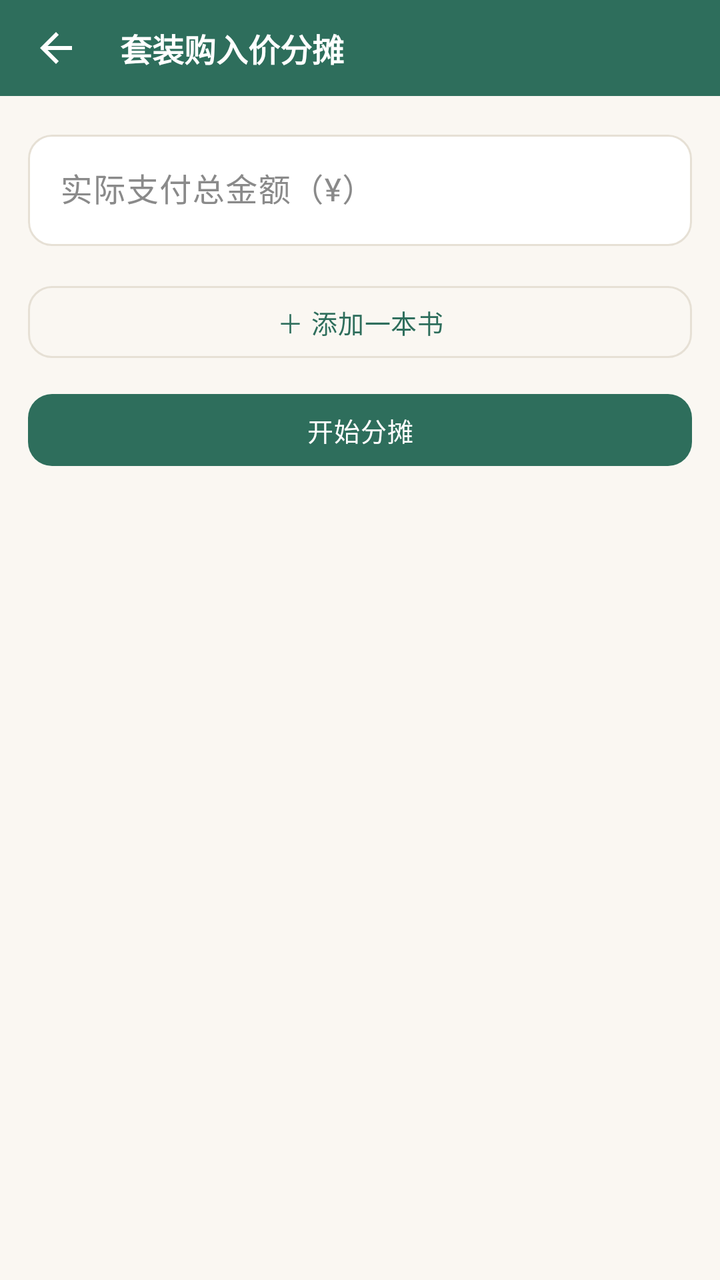
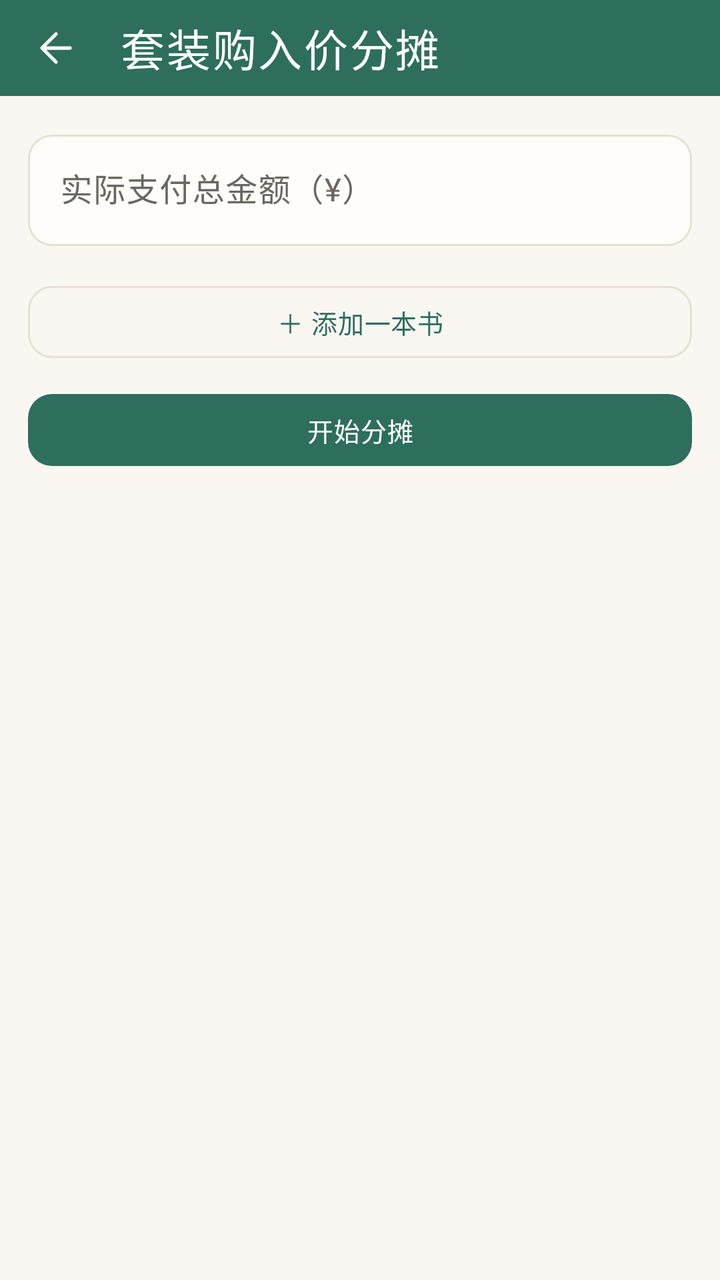

An Android layout rendered at two revisions. The XML below is the earlier revision; the diff shows what the commit changed to produce the second picture.
<!-- AndroidManifest.xml: application theme Theme.Bookshelf -->
<!-- res/layout/activity_split.xml -->
<?xml version="1.0" encoding="utf-8"?>
<LinearLayout xmlns:android="http://schemas.android.com/apk/res/android"
    xmlns:app="http://schemas.android.com/apk/res-auto"
    android:layout_width="match_parent"
    android:layout_height="match_parent"
    android:orientation="vertical">

    <com.google.android.material.appbar.MaterialToolbar
        android:id="@+id/toolbar"
        style="@style/Widget.Bookshelf.Toolbar"
        android:layout_width="match_parent"
        android:layout_height="@dimen/toolbar_h"
        app:navigationIcon="@drawable/ic_back"
        app:title="套装购入价分摊" />

    <androidx.core.widget.NestedScrollView
        android:layout_width="match_parent"
        android:layout_height="0dp"
        android:layout_weight="1">

        <LinearLayout
            android:layout_width="match_parent"
            android:layout_height="wrap_content"
            android:orientation="vertical"
            android:padding="14dp">

            
            <com.google.android.material.textfield.TextInputLayout
                android:layout_width="match_parent"
                android:layout_height="wrap_content"
                android:hint="实际支付总金额（¥）">

                <com.google.android.material.textfield.TextInputEditText
                    android:id="@+id/et_total_paid"
                    android:layout_width="match_parent"
                    android:layout_height="wrap_content"
                    android:inputType="numberDecimal" />
            </com.google.android.material.textfield.TextInputLayout>

            
            <LinearLayout
                android:id="@+id/container_books"
                android:layout_width="match_parent"
                android:layout_height="wrap_content"
                android:layout_marginTop="8dp"
                android:orientation="vertical" />

            <com.google.android.material.button.MaterialButton
                android:id="@+id/btn_add_book"
                style="@style/Widget.Bookshelf.Button.Outlined"
                android:layout_width="match_parent"
                android:layout_height="wrap_content"
                android:layout_marginTop="8dp"
                android:text="＋ 添加一本书" />

            <com.google.android.material.button.MaterialButton
                android:id="@+id/btn_compute"
                android:layout_width="match_parent"
                android:layout_height="wrap_content"
                android:layout_marginTop="10dp"
                android:text="开始分摊" />

            
            <TextView
                android:id="@+id/tv_result_label"
                android:layout_width="wrap_content"
                android:layout_height="wrap_content"
                android:layout_marginTop="14dp"
                android:text="分摊结果"
                android:textStyle="bold"
                android:textColor="?attr/colorPrimary"
                android:visibility="gone" />

            <LinearLayout
                android:id="@+id/container_result"
                android:layout_width="match_parent"
                android:layout_height="wrap_content"
                android:layout_marginTop="6dp"
                android:orientation="vertical" />

            
            <TextView
                android:id="@+id/tv_history_label"
                android:layout_width="wrap_content"
                android:layout_height="wrap_content"
                android:layout_marginTop="18dp"
                android:layout_marginBottom="20dp"
                android:text="历史记录（最近 10 次）"
                android:textStyle="bold"
                android:textColor="?attr/colorPrimary"
                android:visibility="gone" />

            <LinearLayout
                android:id="@+id/container_history"
                android:layout_width="match_parent"
                android:layout_height="wrap_content"
                android:orientation="vertical" />
        </LinearLayout>
    </androidx.core.widget.NestedScrollView>
</LinearLayout>
<!-- resources referenced by this layout -->
<resources>
  <!-- drawable ic_back (drawable) -->
  <vector xmlns:android="http://schemas.android.com/apk/res/android"
      android:width="24dp" android:height="24dp"
      android:viewportWidth="24" android:viewportHeight="24"
      android:autoMirrored="true">
      <path
          android:fillColor="#FFFFFFFF"
          android:pathData="M20,11L7.8,11l5.6,-5.6L12,4l-8,8 8,8 1.4,-1.4L7.8,13L20,13z" />
  </vector>
  <style name="Widget.Bookshelf.Toolbar" parent="Widget.Material3.Toolbar">
          <item name="android:background">?attr/colorPrimary</item>
          <item name="titleTextColor">@color/white</item>
          <item name="titleTextAppearance">@style/TextAppearance.Bookshelf.ToolbarTitle</item>
          <item name="navigationIconTint">@color/white</item>
          <item name="android:elevation">0dp</item>
      </style>
  <style name="Theme.Bookshelf" parent="Theme.Bookshelf.Base">
          <item name="colorPrimary">@color/primary</item>
          <item name="colorPrimaryVariant">@color/primary_dark</item>
          <item name="colorSecondary">@color/accent</item>
          
          <item name="chip_bg">@color/chip_bg</item>
          <item name="primary_container">@color/green_container</item>
          <item name="on_primary_container">@color/green_on_container</item>
      </style>
  <style name="TextAppearance.Bookshelf.ToolbarTitle" parent="TextAppearance.Material3.TitleLarge">
          <item name="android:textSize">@dimen/text_title_toolbar</item>
          <item name="android:textStyle">bold</item>
          <item name="android:textColor">@color/white</item>
      </style>
  <style name="Theme.Bookshelf.Base" parent="Theme.Material3.Light.NoActionBar">
          
          <item name="android:colorBackground">@color/bg_page</item>
          
          <item name="android:statusBarColor">?attr/colorPrimary</item>
          <item name="android:windowLightStatusBar">false</item>
          
          <item name="surface">@color/surface</item>
          <item name="surface_dim">@color/surface_dim</item>
          <item name="outline">@color/outline</item>
          <item name="outline_strong">@color/outline_strong</item>
          <item name="on_surface">@color/text_main</item>
          <item name="on_surface_variant">@color/text_sub</item>
          
          <item name="primary_container">@color/green_container</item>
          <item name="on_primary_container">@color/green_on_container</item>
          
          <item name="chip_bg">@color/chip_bg</item>
          
          <item name="colorSurface">@color/surface</item>
          <item name="colorSurfaceBright">@color/surface</item>
          <item name="colorSurfaceDim">@color/surface_dim</item>
          <item name="colorSurfaceContainer">@color/surface</item>
          <item name="colorSurfaceContainerLow">@color/surface</item>
          <item name="colorSurfaceContainerLowest">@color/surface</item>
          <item name="colorSurfaceContainerHigh">@color/surface</item>
          <item name="colorSurfaceContainerHighest">@color/surface_dim</item>
          <item name="colorOutline">@color/outline</item>
          <item name="colorOutlineVariant">@color/outline</item>
          
          <item name="elevationOverlayEnabled">false</item>
          
          <item name="materialButtonStyle">@style/Widget.Bookshelf.Button</item>
          <item name="textInputStyle">@style/Widget.Bookshelf.TextField</item>
          <item name="materialCardViewStyle">@style/Widget.Bookshelf.MaterialCard</item>
          
          <item name="chipStyle">@style/Widget.Bookshelf.Chip</item>
          <item name="chipGroupStyle">@style/Widget.Bookshelf.ChipGroup</item>
          
          <item name="materialAlertDialogTheme">@style/ThemeOverlay.Bookshelf.Dialog</item>
          
          <item name="bottomSheetDialogTheme">@style/ThemeOverlay.Bookshelf.BottomSheet</item>
      </style>
  <color name="surface">#FFFFFF</color>
  <color name="text_sub">#8A8A8A</color>
  <!-- unchanged entries left out for length: 33 -->
</resources>

<!-- the commit's change to res/layout/activity_split.xml (unified diff, before → after) -->
@@ -79,6 +79,16 @@
                 android:orientation="vertical" />
 
             
+            <com.google.android.material.button.MaterialButton
+                android:id="@+id/btn_apply"
+                style="@style/Widget.Bookshelf.Button.Tonal"
+                android:layout_width="match_parent"
+                android:layout_height="wrap_content"
+                android:layout_marginTop="8dp"
+                android:text="应用到藏书（写入购入价）"
+                android:visibility="gone" />
+
+            
             <TextView
                 android:id="@+id/tv_history_label"
                 android:layout_width="wrap_content"
<!-- resource entries referenced after the edit -->
@@ -1,19 +1,33 @@
 <!-- resources referenced by this layout -->
 <resources>
   <!-- drawable ic_back (drawable) -->
+  <?xml version="1.0" encoding="utf-8"?>
   <vector xmlns:android="http://schemas.android.com/apk/res/android"
-      android:width="24dp" android:height="24dp"
-      android:viewportWidth="24" android:viewportHeight="24"
+      android:width="24dp"
+      android:height="24dp"
+      android:viewportWidth="24"
+      android:viewportHeight="24"
       android:autoMirrored="true">
       <path
-          android:fillColor="#FFFFFFFF"
-          android:pathData="M20,11L7.8,11l5.6,-5.6L12,4l-8,8 8,8 1.4,-1.4L7.8,13L20,13z" />
+          android:fillColor="@android:color/transparent"
+          android:pathData="M19,12 L6,12 M12,5 L5,12 L12,19"
+          android:strokeColor="#FF000000"
+          android:strokeLineCap="round"
+          android:strokeLineJoin="round"
+          android:strokeWidth="1.75" />
   </vector>
+  <style name="Widget.Bookshelf.Button.Tonal" parent="Widget.Material3.Button.TonalButton">
+          <item name="shapeAppearance">@style/ShapeAppearance.Bookshelf.Medium</item>
+          <item name="android:textSize">@dimen/text_body_small</item>
+          <item name="android:letterSpacing">0.02</item>
+          <item name="android:minHeight">44dp</item>
+          <item name="cornerRadius">@dimen/radius_md</item>
+      </style>
   <style name="Widget.Bookshelf.Toolbar" parent="Widget.Material3.Toolbar">
           <item name="android:background">?attr/colorPrimary</item>
-          <item name="titleTextColor">@color/white</item>
+          <item name="titleTextColor">?attr/colorOnPrimary</item>
           <item name="titleTextAppearance">@style/TextAppearance.Bookshelf.ToolbarTitle</item>
-          <item name="navigationIconTint">@color/white</item>
+          <item name="navigationIconTint">?attr/colorOnPrimary</item>
           <item name="android:elevation">0dp</item>
       </style>
   <style name="Theme.Bookshelf" parent="Theme.Bookshelf.Base">
@@ -24,10 +38,27 @@
           <item name="chip_bg">@color/chip_bg</item>
           <item name="primary_container">@color/green_container</item>
           <item name="on_primary_container">@color/green_on_container</item>
+          <item name="android:colorBackground">@color/green_page</item>
+          <item name="surface">@color/green_surface</item>
+          <item name="surface_dim">@color/green_surface_dim</item>
+          <item name="outline">@color/green_outline</item>
+          <item name="outline_strong">@color/green_outline_strong</item>
+          <item name="colorSurface">@color/green_surface</item>
+          <item name="colorSurfaceBright">@color/green_surface</item>
+          <item name="colorSurfaceContainer">@color/green_surface</item>
+          <item name="colorSurfaceContainerLow">@color/green_surface</item>
+          <item name="colorSurfaceContainerLowest">@color/green_surface</item>
+          <item name="colorSurfaceContainerHigh">@color/green_surface</item>
+          <item name="colorSurfaceDim">@color/green_surface_dim</item>
+          <item name="colorSurfaceContainerHighest">@color/green_surface_dim</item>
+          <item name="colorOutline">@color/green_outline</item>
+          <item name="colorOutlineVariant">@color/green_outline</item>
       </style>
   <style name="TextAppearance.Bookshelf.ToolbarTitle" parent="TextAppearance.Material3.TitleLarge">
-          <item name="android:textSize">@dimen/text_title_toolbar</item>
-          <item name="android:textStyle">bold</item>
+          <item name="android:textSize">@dimen/text_title</item>
+          <item name="android:fontFamily">serif</item>
+          <item name="android:textStyle">normal</item>
+          <item name="android:letterSpacing">0.04</item>
           <item name="android:textColor">@color/white</item>
       </style>
   <style name="Theme.Bookshelf.Base" parent="Theme.Material3.Light.NoActionBar">
@@ -36,6 +67,8 @@
           
           <item name="android:statusBarColor">?attr/colorPrimary</item>
           <item name="android:windowLightStatusBar">false</item>
+          
+          <item name="android:windowActivityTransitions">true</item>
           
           <item name="surface">@color/surface</item>
           <item name="surface_dim">@color/surface_dim</item>
@@ -49,6 +82,11 @@
           
           <item name="chip_bg">@color/chip_bg</item>
           
+          <item name="accent_text">@color/accent_text</item>
+          
+          <item name="colorOnSurface">@color/text_main</item>
+          <item name="colorOnSurfaceVariant">@color/text_sub</item>
+          <item name="colorOnBackground">@color/text_main</item>
           <item name="colorSurface">@color/surface</item>
           <item name="colorSurfaceBright">@color/surface</item>
           <item name="colorSurfaceDim">@color/surface_dim</item>
@@ -73,8 +111,15 @@
           
           <item name="bottomSheetDialogTheme">@style/ThemeOverlay.Bookshelf.BottomSheet</item>
       </style>
-  <color name="surface">#FFFFFF</color>
-  <color name="text_sub">#8A8A8A</color>
+  <color name="green_page">#FAF7F2</color>
+  <color name="green_surface">#FFFDF9</color>
+  <color name="green_surface_dim">#F3EEE6</color>
+  <color name="green_outline">#E6E0D5</color>
+  <color name="green_outline_strong">#D8D0C2</color>
+  <dimen name="text_title">22sp</dimen>
+  <color name="surface">#FFFDF9</color>
+  <color name="text_sub">#6B6660</color>
+  <color name="accent_text">#8A5A1A</color>
   <!-- unchanged entries left out for length: 33 -->
 </resources>
 
